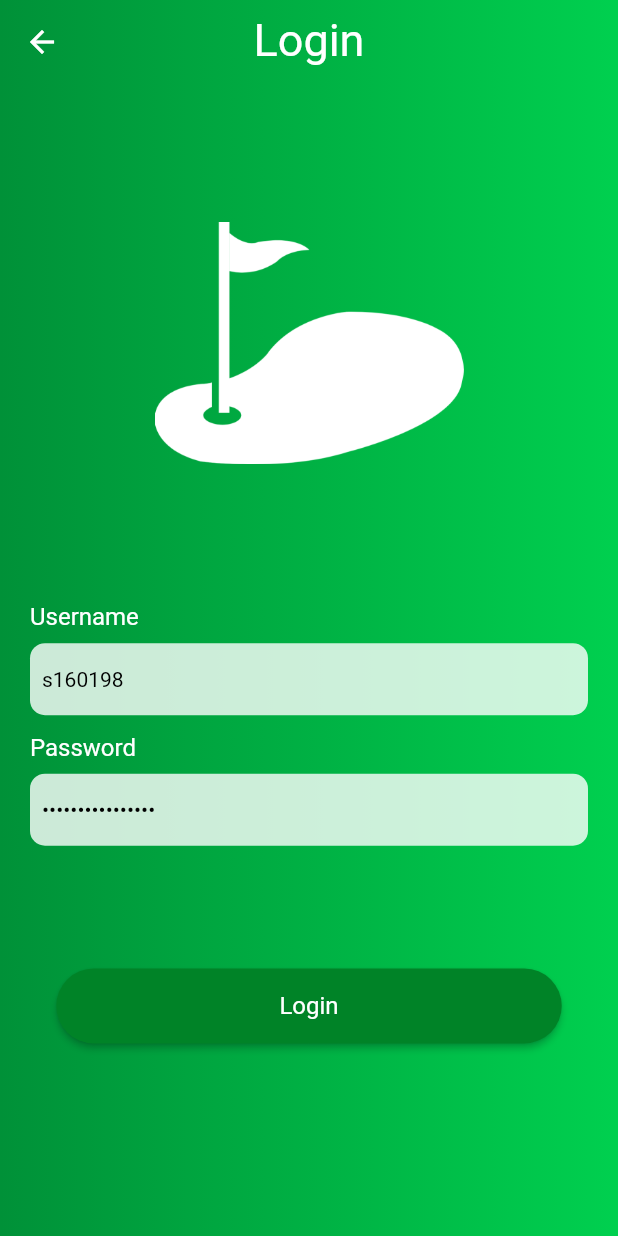
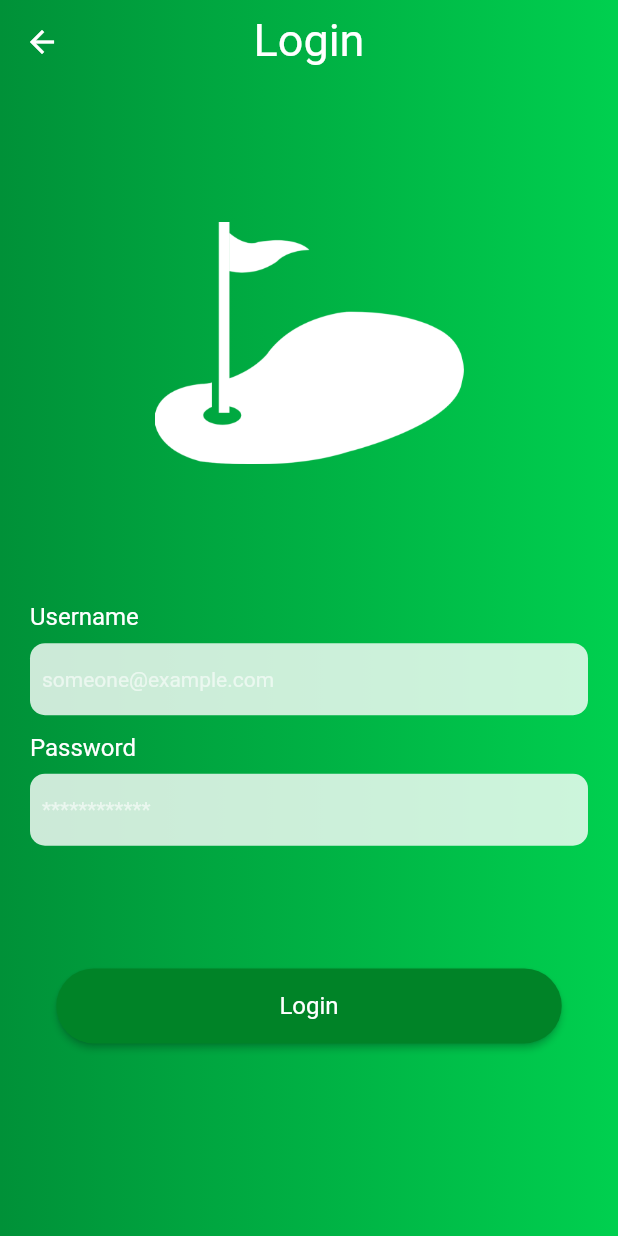
Before and after one commit to kimsand123/Semesterprojekt, a Flutter app: the LoginPage screen opened by its route, on a phone screen of 412 x 824 dp. Run offline on Flutter 3.47's test engine with Material 2 defaults, Android fonts, the phone set to English and light mode, and no system bars; our stand-ins replace flare_flutter, percent_indicator, progress_dialog, retry, shared_preferences, simple_animations; accounts and stored records are empty.

Commit message:
BAC-47: Flutter upgrade + login info removed

```diff
--- a/Clients/MobileApp/lib/view/pages/auth/login__page.dart
+++ b/Clients/MobileApp/lib/view/pages/auth/login__page.dart
@@ -1,6 +1,5 @@
 import 'package:flutter/material.dart';
 import 'package:flutter/widgets.dart';
-import 'package:golfquiz_dtu/models/player.dart';
 import 'package:golfquiz_dtu/network/auth_service.dart';
 import 'package:golfquiz_dtu/network/remote_helper.dart';
 import 'package:golfquiz_dtu/routing/route_constants.dart';
@@ -29,8 +28,6 @@ class _LoginPageState extends BasePageState<LoginPage> with BasicPage {
     super.initState();
     _usernameController = TextEditingController();
     _passwordController = TextEditingController();
-    _usernameController.text = 's160198';
-    _passwordController.text = 'densikkrestekode';
     _usernameFocus = FocusNode();
     _passwordFocus = FocusNode();
     _autoValidate = false;
```
Also changed, not shown: 1 other file.
